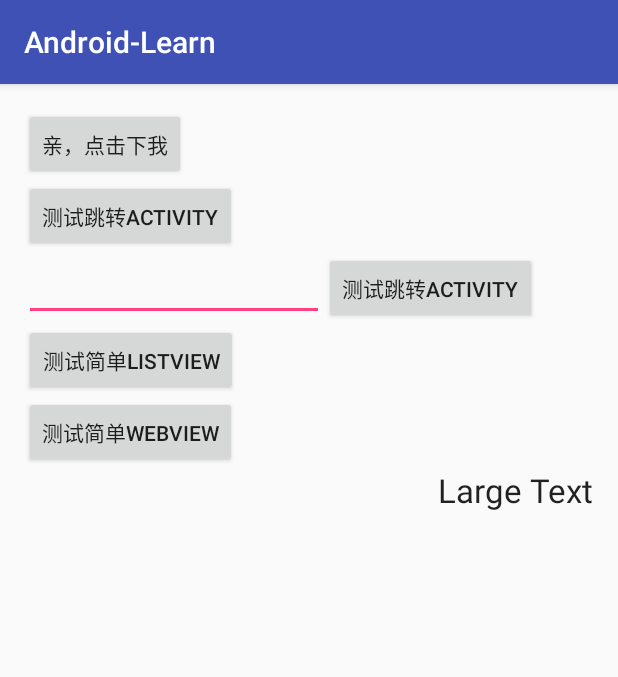
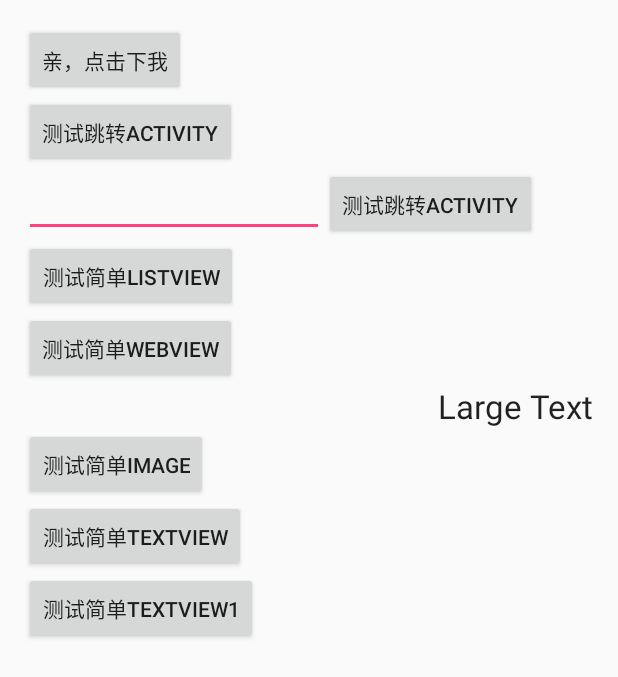
Before and after one commit to lixiong0802/android-learn, an Android app: the screen it shows after launch (MainActivity), on a phone screen of 412 x 824 dp. Shown: the top 677 px of the screen. Run offline under Robolectric (Android 15) with nearby library versions, the phone set to English and light mode, and no system bars.

Commit message:
控件实例测试！！！

```diff
--- a/app/src/main/java/com/example/lx/android_learn/MainActivity.java
+++ b/app/src/main/java/com/example/lx/android_learn/MainActivity.java
@@ -1,7 +1,7 @@
 package com.example.lx.android_learn;
 
+import android.app.Activity;
 import android.content.Intent;
-import android.support.v7.app.AppCompatActivity;
 import android.os.Bundle;
 import android.view.View;
 import android.widget.Button;
@@ -9,7 +9,7 @@ import android.widget.EditText;
 import android.widget.Toast;
 
 
-public class MainActivity extends AppCompatActivity implements View.OnClickListener {
+public class MainActivity extends Activity implements View.OnClickListener {
 
     public final static String EXTRA_MESSAGE = "com.example.lx.android_learn.MESSAGE";
 
@@ -26,6 +26,12 @@ public class MainActivity extends AppCompatActivity implements View.OnClickListe
     private Button btn_Simpel_ListView;
 
     private Button btn_Web_View;
+
+    private Button btn_image;
+
+    private Button btn_textView;
+
+    private Button btn_textView1;
 
     @Override
     protected void onCreate(Bundle savedInstanceState) {
@@ -49,6 +55,15 @@ public class MainActivity extends AppCompatActivity implements View.OnClickListe
 
         btn_Web_View = (Button) this.findViewById(R.id.btn_Web_View);
         btn_Web_View.setOnClickListener(this);
+
+        btn_image = (Button) this.findViewById(R.id.btn_image);
+        btn_image.setOnClickListener(this);
+
+        btn_textView = (Button) this.findViewById(R.id.btn_textView);
+        btn_textView.setOnClickListener(this);
+
+        btn_textView1 = (Button) this.findViewById(R.id.btn_textView1);
+        btn_textView1.setOnClickListener(this);
 
 
     }
@@ -78,5 +93,17 @@ public class MainActivity extends AppCompatActivity implements View.OnClickListe
             startActivity(intent);
         }
 
+        if (v == btn_image) {
+            Intent intent = new Intent(this, ControlImageActivity.class);
+            startActivity(intent);
+        }
+        if (v == btn_textView) {
+            Intent intent = new Intent(this, ControlTextViewActivity.class);
+            startActivity(intent);
+        }
+        if (v == btn_textView1) {
+            Intent intent = new Intent(this, ControlTextView1Activity.class);
+            startActivity(intent);
+        }
     }
 }
--- /dev/null
+++ b/app/src/main/res/drawable/bg_border.xml
@@ -0,0 +1,5 @@
+<?xml version="1.0" encoding="UTF-8"?>
+<shape xmlns:android="http://schemas.android.com/apk/res/android">
+	<solid android:color="#000000"/>
+	<stroke android:width="2dip" android:color="#ff0000" />
+</shape>
--- a/app/src/main/res/layout/activity_main.xml
+++ b/app/src/main/res/layout/activity_main.xml
@@ -53,11 +53,29 @@
         android:text="测试简单WebView" />
 
     <TextView
+        android:id="@+id/textView"
         android:layout_width="wrap_content"
         android:layout_height="wrap_content"
-        android:textAppearance="?android:attr/textAppearanceLarge"
+        android:layout_gravity="right"
         android:text="Large Text"
-        android:id="@+id/textView"
-        android:layout_gravity="right" />
+        android:textAppearance="?android:attr/textAppearanceLarge" />
+
+    <Button
+        android:id="@+id/btn_image"
+        android:layout_width="wrap_content"
+        android:layout_height="wrap_content"
+        android:text="测试简单image" />
+
+    <Button
+        android:id="@+id/btn_textView"
+        android:layout_width="wrap_content"
+        android:layout_height="wrap_content"
+        android:text="测试简单textView" />
+
+    <Button
+        android:id="@+id/btn_textView1"
+        android:layout_width="wrap_content"
+        android:layout_height="wrap_content"
+        android:text="测试简单textView1" />
 
 </LinearLayout>
```
Also changed, not shown: app/src/main/AndroidManifest.xml (+8 -2 lines), app/src/main/java/com/example/lx/android_learn/ControlImageActivity.java (added, +36 -0 lines), app/src/main/java/com/example/lx/android_learn/ControlLinearlayoutActivity.java (added, +13 -0 lines), app/src/main/java/com/example/lx/android_learn/ControlRelativelayoutActivity.java (added, +13 -0 lines), app/src/main/java/com/example/lx/android_learn/ControlTablelayoutActivity.java (added, +13 -0 lines), app/src/main/java/com/example/lx/android_learn/ControlTextView1Activity.java (added, +13 -0 lines), app/src/main/java/com/example/lx/android_learn/ControlTextViewActivity.java (added, +13 -0 lines), app/src/main/res/layout/activity_control_image.xml (added, +17 -0 lines), app/src/main/res/layout/activity_control_linearlayout.xml (added, +45 -0 lines), app/src/main/res/layout/activity_control_relativelayout.xml (added, +43 -0 lines), app/src/main/res/layout/activity_control_tablelayout.xml (added, +32 -0 lines), app/src/main/res/layout/activity_control_text_view.xml (added, +41 -0 lines), app/src/main/res/layout/activity_control_text_view1.xml (added, +27 -0 lines).
